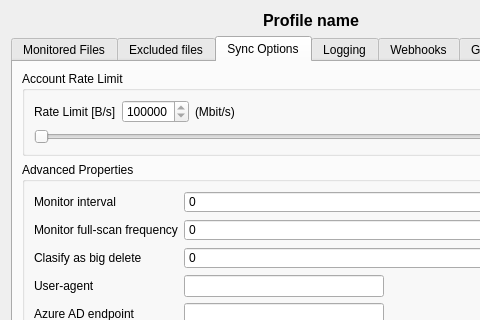
Above: OneDriveGUI/ui/profile_settings_page.ui from bpozdena/OneDriveGUI before the change; both pictures show x 0 to 480 and y 0 to 320 of the 622 by 723 pixel window. Below: the same form after it.
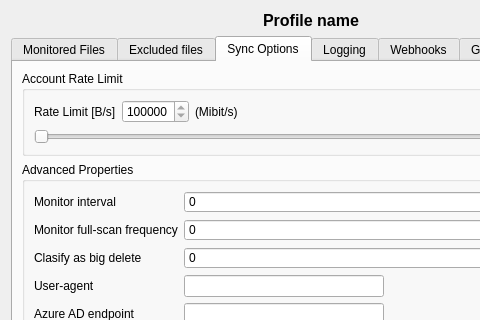
That is the form after the change.

What changed in the file:
```diff
--- a/OneDriveGUI/ui/profile_settings_page.ui
+++ b/OneDriveGUI/ui/profile_settings_page.ui
@@ -302,7 +302,7 @@
             <item row="0" column="2">
              <widget class="QLabel" name="label_rate_limit_mbps">
               <property name="text">
-               <string>(Mbit/s)</string>
+               <string>(Mibit/s)</string>
               </property>
              </widget>
             </item>
```
Left out of the diff: 26 changed lines with no effect on the pictures.
